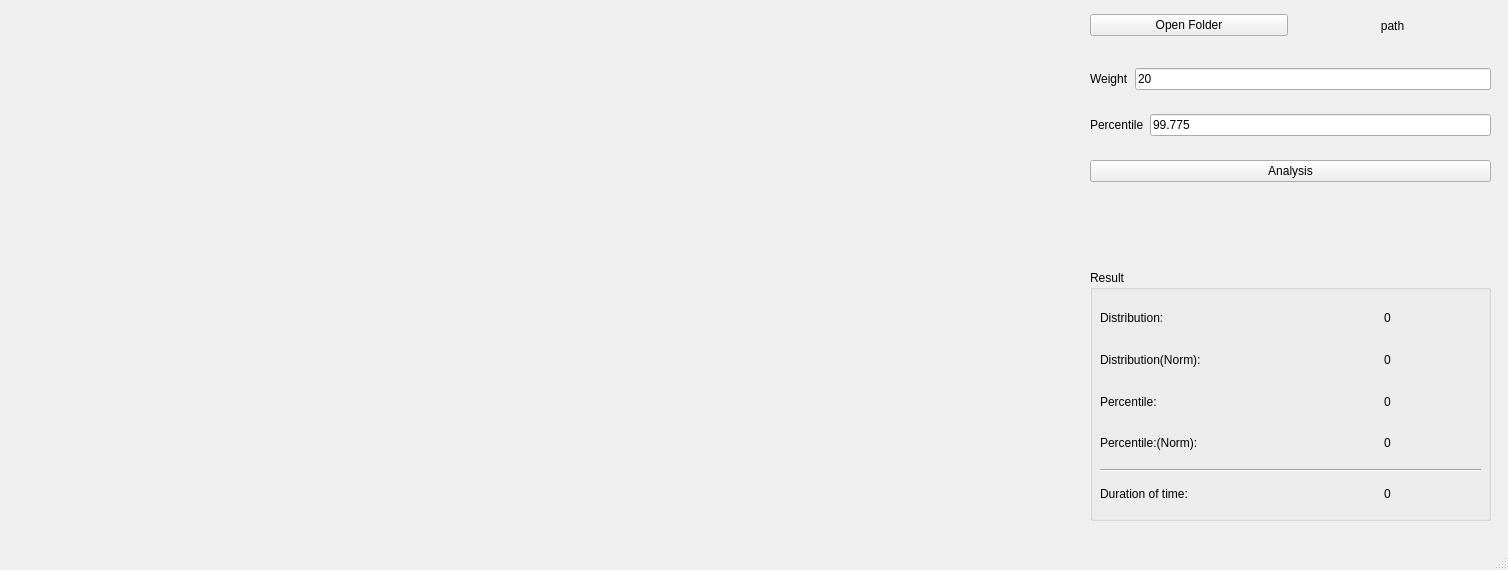
This is Mainwindow.ui in Hu-nie/Threshold-segmentation-algorithm as Qt 5 draws it before an edit. The edited form follows.
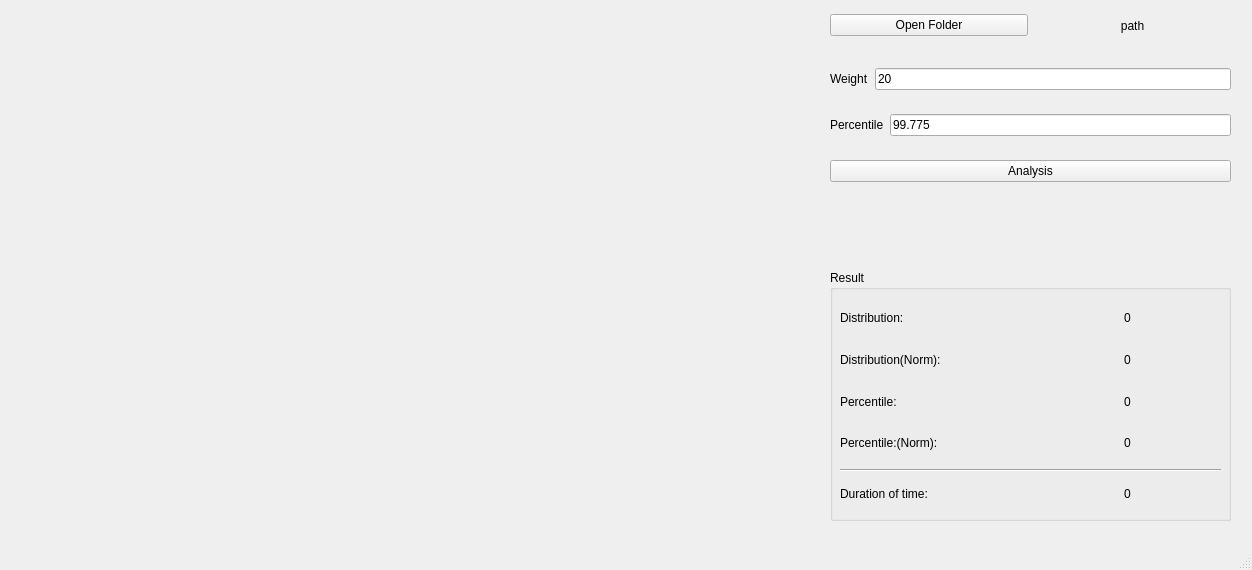
This is the edited form.

The edit to the form file:
```diff
--- a/Mainwindow.ui
+++ b/Mainwindow.ui
@@ -6,7 +6,7 @@
    <rect>
     <x>0</x>
     <y>0</y>
-    <width>1508</width>
+    <width>1252</width>
     <height>570</height>
    </rect>
   </property>
@@ -17,7 +17,7 @@
    <widget class="QLabel" name="label">
     <property name="geometry">
      <rect>
-      <x>1090</x>
+      <x>830</x>
       <y>220</y>
       <width>401</width>
       <height>31</height>
@@ -33,7 +33,7 @@
    <widget class="QWidget" name="horizontalLayoutWidget_2">
     <property name="geometry">
      <rect>
-      <x>1090</x>
+      <x>830</x>
       <y>10</y>
       <width>401</width>
       <height>31</height>
@@ -68,7 +68,7 @@
    <widget class="QWidget" name="verticalLayoutWidget">
     <property name="geometry">
      <rect>
-      <x>1090</x>
+      <x>830</x>
       <y>50</y>
       <width>401</width>
       <height>151</height>
@@ -123,7 +123,7 @@
    <widget class="QGroupBox" name="groupBox">
     <property name="geometry">
      <rect>
-      <x>1090</x>
+      <x>830</x>
       <y>270</y>
       <width>401</width>
       <height>251</height>
@@ -276,7 +276,7 @@
      <rect>
       <x>10</x>
       <y>10</y>
-      <width>1071</width>
+      <width>801</width>
       <height>511</height>
      </rect>
     </property>
```
Left out of the diff: 2 changed lines with no effect on the pictures.
